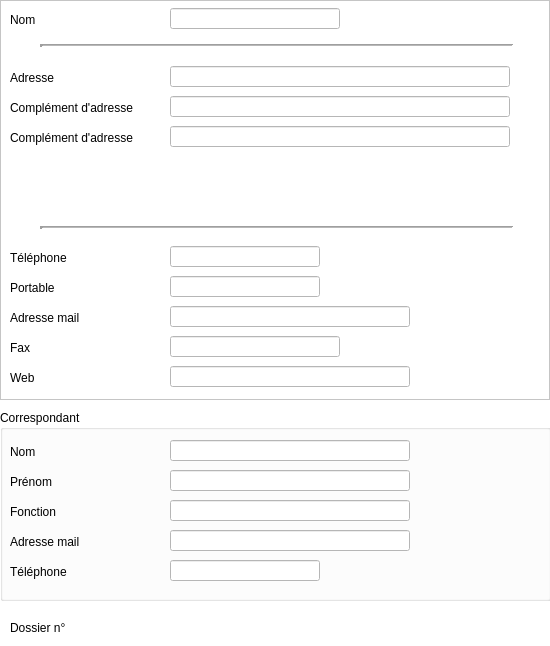
First picture: the form in Dialogs/dlg_identificationmanufacturer.ui, repository ukinoki/Rufus, before the edit.
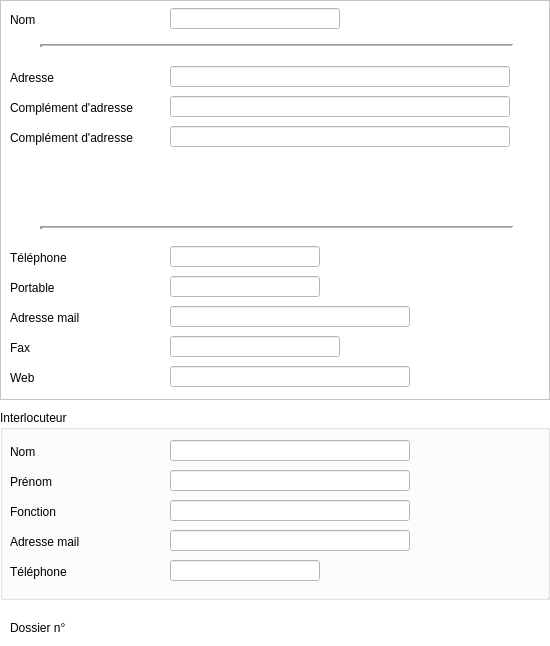
Second picture: the form after the edit. Custom widgets are drawn as their Qt base class.

The edit to the form file:
```diff
--- a/Dialogs/dlg_identificationmanufacturer.ui
+++ b/Dialogs/dlg_identificationmanufacturer.ui
@@ -446,12 +446,24 @@
     <rect>
      <x>0</x>
      <y>410</y>
-     <width>551</width>
-     <height>191</height>
+     <width>550</width>
+     <height>190</height>
     </rect>
    </property>
+   <property name="minimumSize">
+    <size>
+     <width>550</width>
+     <height>190</height>
+    </size>
+   </property>
+   <property name="maximumSize">
+    <size>
+     <width>550</width>
+     <height>190</height>
+    </size>
+   </property>
    <property name="title">
-    <string>Correspondant</string>
+    <string>Interlocuteur</string>
    </property>
    <widget class="QLabel" name="CorNomlabel">
     <property name="geometry">
```
Left out of the diff: 2 changed lines with no effect on the pictures.
